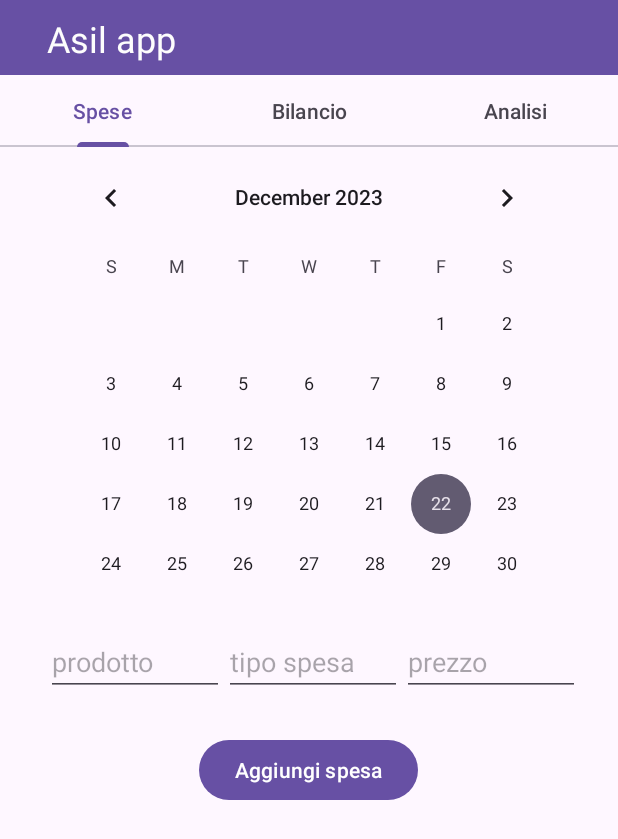
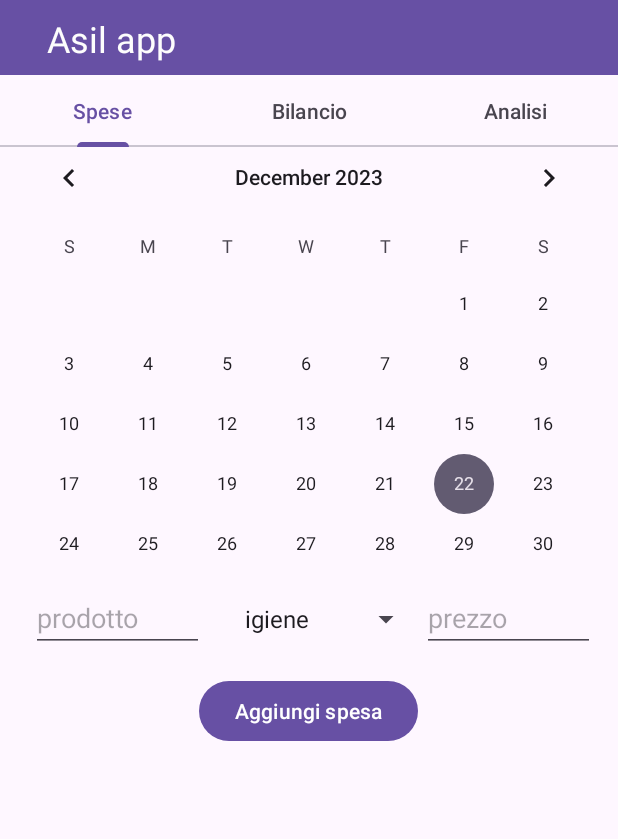
Before and after one commit to martinaminiello/Spese_MyApplication, an Android app: the screen it shows after launch (MainActivity), after a tap on "Aggiungi spesa", on a phone screen of 412 x 824 dp. Shown: the top 839 px of the screen. Run offline under Robolectric (Android 15) with nearby library versions, the phone set to English and light mode, and no system bars; our stand-ins replace Firebase (no records; nobody signed in at launch, a user with empty details on screens opened directly).

Commit message:
Toolbar. Next deleting items and replace textview with spinner

```diff
--- a/app/src/main/java/com/example/spese_myapplication/MainActivity.java
+++ b/app/src/main/java/com/example/spese_myapplication/MainActivity.java
@@ -17,6 +17,8 @@ public class MainActivity extends AppCompatActivity  {
     protected void onCreate(Bundle savedInstanceState) {
         super.onCreate(savedInstanceState);
         setContentView(R.layout.activity_main);
+
+
 
         tabLayout= findViewById(R.id.tab_layout);
         viewPager2=findViewById(R.id.view_pager);
--- a/app/src/main/java/com/example/spese_myapplication/fragments/CalendarioFragment.java
+++ b/app/src/main/java/com/example/spese_myapplication/fragments/CalendarioFragment.java
@@ -5,10 +5,12 @@ import android.os.Bundle;
 import android.view.LayoutInflater;
 import android.view.View;
 import android.view.ViewGroup;
+import android.widget.ArrayAdapter;
 import android.widget.Button;
 import android.widget.CalendarView;
 import android.widget.DatePicker;
 import android.widget.EditText;
+import android.widget.Spinner;
 import android.widget.Toast;
 
 import androidx.annotation.NonNull;
@@ -37,6 +39,7 @@ public class CalendarioFragment extends Fragment {
     private EditText editTextName;
     private EditText editTextType;
     private EditText editTextPrice;
+    private Spinner spinnerType;
     private Button btnAddItem;
     private RecyclerView recyclerViewEvents;
     private EventAdapter eventAdapter;
@@ -53,11 +56,16 @@ public class CalendarioFragment extends Fragment {
 
         calendarView = view.findViewById(R.id.calendarView);
         editTextName = view.findViewById(R.id.editTextName);
-        editTextType = view.findViewById(R.id.editTextType);
+        spinnerType = view.findViewById(R.id.spinnerType);
         editTextPrice = view.findViewById(R.id.editTextPrice);
         btnAddItem = view.findViewById(R.id.btnAddItem);
         recyclerViewEvents = view.findViewById(R.id.recyclerViewEvents);
 
+        ArrayAdapter<CharSequence> adapter = ArrayAdapter.createFromResource(
+                requireContext(), R.array.tipi, android.R.layout.simple_spinner_item
+        );
+        adapter.setDropDownViewResource(android.R.layout.simple_spinner_dropdown_item);
+        spinnerType.setAdapter(adapter);
         // Initialize event map
         eventMap = new HashMap<>();
 
@@ -107,10 +115,10 @@ public class CalendarioFragment extends Fragment {
         UUID uuid = UUID.randomUUID();
         String itemId= uuid.toString();
         String itemName = editTextName.getText().toString().trim();
-        String itemType = editTextType.getText().toString().trim();
+        String itemType = spinnerType.getSelectedItem().toString().trim();
         String itemPriceString = editTextPrice.getText().toString().trim();
 
-        if (!itemName.isEmpty() && !itemType.isEmpty() && !itemPriceString.isEmpty()) {
+        if (!itemName.isEmpty()  && !itemPriceString.isEmpty()) {
             CharSequence itemPrice = itemPriceString;
 
             // Create a new event with the entered item details
@@ -127,7 +135,7 @@ public class CalendarioFragment extends Fragment {
             // Update the events for the selected date
             updateEventsForDate(selectedDate);
             String nome = editTextName.getText().toString();
-            String tipo = editTextType.getText().toString();
+            String tipo = spinnerType.getSelectedItem().toString();
             double prezzo = Double.parseDouble(editTextPrice.getText().toString());
 
             // Add the item using the ViewModel
@@ -135,7 +143,7 @@ public class CalendarioFragment extends Fragment {
 
             // Clear the input fields
             editTextName.getText().clear();
-            editTextType.getText().clear();
+            spinnerType.setSelection(0);
             editTextPrice.getText().clear();
 
             Toast.makeText(getContext(), "Item added successfully", Toast.LENGTH_SHORT).show();
--- a/app/src/main/res/layout/fragment_calendario.xml
+++ b/app/src/main/res/layout/fragment_calendario.xml
@@ -11,14 +11,15 @@
 
     <CalendarView
         android:id="@+id/calendarView"
-        android:layout_width="wrap_content"
-        android:layout_height="311dp"
+        android:layout_width="match_parent"
+        android:layout_height="299dp"
 
         android:layout_alignParentTop="true"
 
 
         android:layout_centerHorizontal="true"
 
+        android:layout_marginTop="-13dp"
         app:layout_constraintBottom_toBottomOf="parent"
         app:layout_constraintEnd_toEndOf="parent"
         app:layout_constraintStart_toStartOf="parent"
@@ -31,9 +32,10 @@
         android:layout_below="@id/calendarView"
         android:layout_alignParentStart="true"
         android:layout_marginStart="5dp"
-        android:layout_marginTop="-16dp"
+        android:layout_marginTop="-10dp"
+        android:layout_centerHorizontal="true"
         android:orientation="horizontal"
-        android:padding="25dp">
+        android:padding="15dp">
 
         <EditText
             android:id="@+id/editTextName"
@@ -41,15 +43,19 @@
             android:layout_height="wrap_content"
             android:layout_weight="1"
             android:hint="prodotto"
-            android:inputType="text" />
+            android:inputType="text"
+            />
 
-        <EditText
-            android:id="@+id/editTextType"
-            android:layout_width="0dp"
+        <!-- Add margin or adjust as needed -->
+        />
+
+        <Spinner
+            android:id="@+id/spinnerType"
+            android:layout_width="30dp"
             android:layout_height="wrap_content"
             android:layout_weight="1"
-            android:hint="tipo spesa"
-            android:inputType="text" />
+            android:prompt="@array/tipi"
+            android:textAlignment="center"/>
 
         <EditText
             android:id="@+id/editTextPrice"
--- a/app/src/main/res/values/strings.xml
+++ b/app/src/main/res/values/strings.xml
@@ -8,6 +8,14 @@
     <string name="second_fragment_label">Second Fragment</string>
     <string name="next">Next</string>
     <string name="previous">Previous</string>
+
+    <string-array name="tipi">
+        <item>igiene</item>
+        <item>cibo</item>
+        <item>farmaci</item>
+        <item>ricariche</item>
+        <item>altro</item>
+    </string-array>
 
     <string name="lorem_ipsum">
         Lorem ipsum dolor sit amet, consectetur adipiscing elit. Nam in scelerisque sem. Mauris
```
